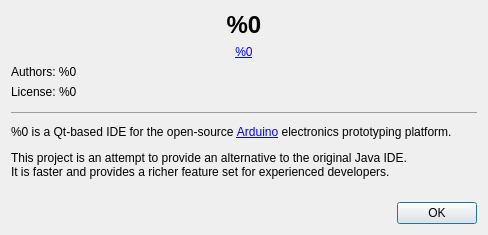
Old version of the form gui/AboutDialog.ui in the repository mupuf/arduide.
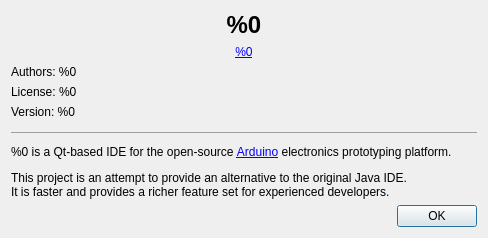
New version of the form.

Commit message: display the current version about everywhere then bump the version to 1.0-beta1

Patch:
```diff
--- a/gui/AboutDialog.ui
+++ b/gui/AboutDialog.ui
@@ -7,7 +7,7 @@
     <x>0</x>
     <y>0</y>
     <width>488</width>
-    <height>235</height>
+    <height>233</height>
    </rect>
   </property>
   <property name="windowTitle">
@@ -56,6 +56,13 @@
      </property>
     </widget>
    </item>
+   <item>
+    <widget class="QLabel" name="versionLabel">
+     <property name="text">
+      <string>Version: %0</string>
+     </property>
+    </widget>
+   </item>
    <item>
     <widget class="QLabel" name="label_2">
      <property name="text">
```
The commit also changes 3 other files.
